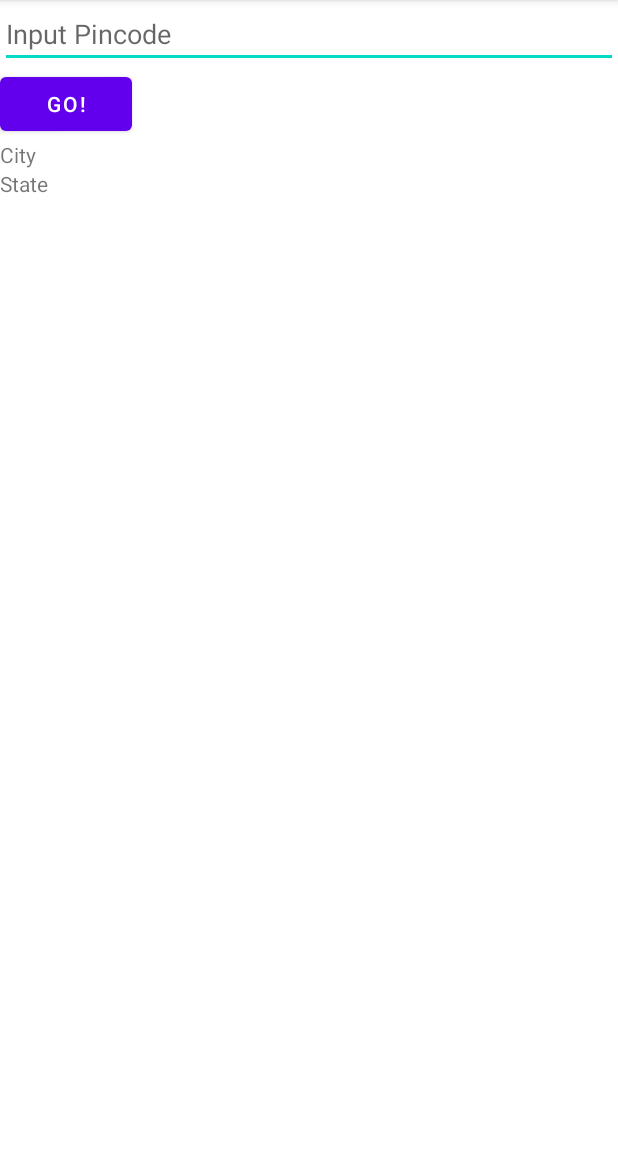
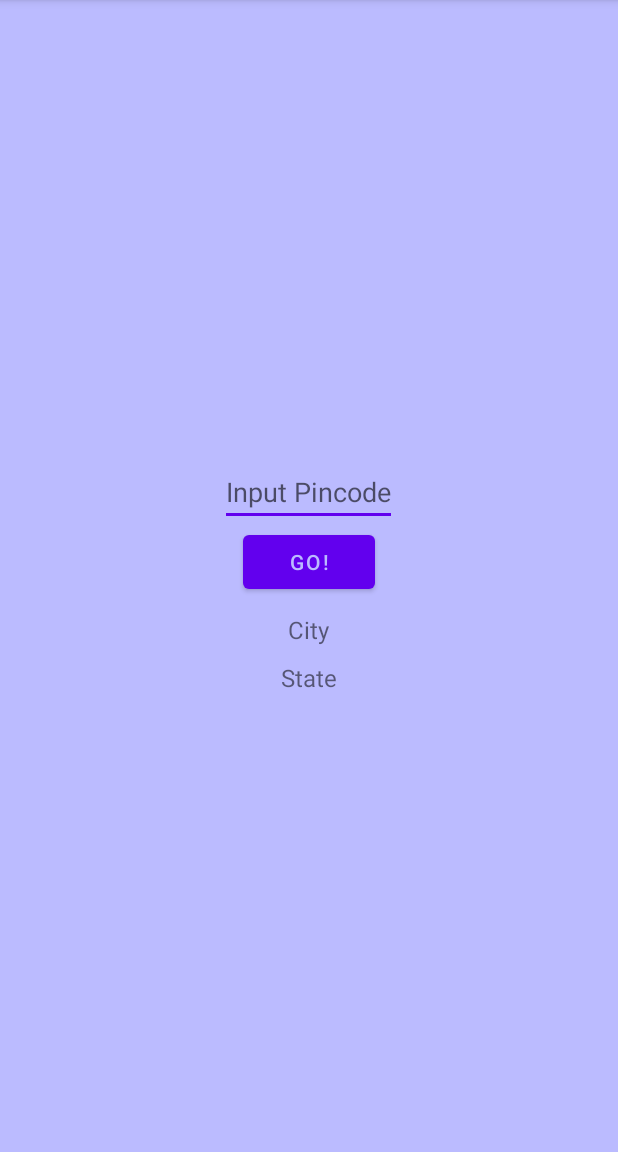
Before and after one commit to Meenohara/PinCodeInformation, an Android app: the screen it shows after launch (MainActivity), on a phone screen of 412 x 824 dp, the part 84-1236 px from its top. Run offline under Robolectric (Android 15) with nearby library versions, the phone set to English and light mode, and no system bars.

Commit message:
Checking internet. deelted experimental code

```diff
--- a/app/src/main/AndroidManifest.xml
+++ b/app/src/main/AndroidManifest.xml
@@ -2,6 +2,8 @@
 <manifest xmlns:android="http://schemas.android.com/apk/res/android"
     package="com.applauded.meena.pincodevalidation">
 <uses-permission android:name="android.permission.INTERNET"/>
+    <uses-permission android:name="android.permission.ACCESS_NETWORK_STATE" />
+    <uses-permission android:name="android.permission.ACCESS_WIFI_STATE" />
     <application
         android:allowBackup="true"
         android:icon="@mipmap/ic_launcher"
--- a/app/src/main/java/com/applauded/meena/pincodevalidation/MainActivity.java
+++ b/app/src/main/java/com/applauded/meena/pincodevalidation/MainActivity.java
@@ -2,12 +2,18 @@ package com.applauded.meena.pincodevalidation;
 
 import androidx.appcompat.app.AppCompatActivity;
 
+import com.applauded.meena.pincodevalidation.util.Utility;
+
+import android.content.Context;
+import android.net.ConnectivityManager;
+import android.net.NetworkInfo;
 import android.os.Bundle;
 import android.util.Log;
 import android.view.View;
 import android.widget.Button;
 import android.widget.EditText;
 import android.widget.TextView;
+import android.widget.Toast;
 
 import java.net.ConnectException;
 import java.net.SocketTimeoutException;
@@ -19,6 +25,8 @@ import retrofit2.Callback;
 import retrofit2.Response;
 import retrofit2.Retrofit;
 import retrofit2.converter.gson.GsonConverterFactory;
+
+import static com.applauded.meena.pincodevalidation.util.Utility.isOnline;
 
 public class MainActivity extends AppCompatActivity {
 
@@ -33,15 +41,25 @@ public class MainActivity extends AppCompatActivity {
         super.onCreate(savedInstanceState);
         setContentView(R.layout.activity_main);
 
+
+
         Log.d("Logging", "onCreate: Logging");
 
         EditText input = findViewById(R.id.pincode);
         Button   goB   = findViewById(R.id.getdetails);
 
-        //TODO edittext numerical only, 6 digits input only
+        //TODO edittext numerical only, 6 digits input only:
+        //above done but minlength needs to be checked programmatically
 
         TextView mCity = findViewById(R.id.city);
         TextView mState = findViewById(R.id.state);
+
+        if(!isOnline(this))
+        {
+            Toast.makeText(this, "No internet!", Toast.LENGTH_LONG);
+            mCity.setText("No internet!");
+            mState.setText(null);
+        }
 
         Retrofit retrofit = new Retrofit.Builder()
                 .baseUrl("https://pintasticapi.in/")
@@ -74,7 +92,7 @@ public class MainActivity extends AppCompatActivity {
                             mState.setText(pinCode.getMessage());
                         }
                     }
-                        //TODO output if pincode invalid
+                        //TODO output if pincode invalid: Implemented
                     @Override
                     public void onFailure(Call<PinCode> call, Throwable t) {
                         //TODO failure messages
@@ -87,21 +105,6 @@ public class MainActivity extends AppCompatActivity {
             }
         });
 
-        pinCodeService.getmyArea().enqueue(new Callback<PinCode>() {
-            @Override
-            public void onResponse(Call<PinCode> call, Response<PinCode> response) {
-                PinCode pinCode = response.body();
-                Log.d("TAG", "City: "+pinCode.getCity());
-                Log.d("TAG", "State: "+pinCode.getState());
-                mCity.setText(pinCode.getCity());
-                mState.setText(pinCode.getState());
-            }
-
-            @Override
-            public void onFailure(Call<PinCode> call, Throwable t) {
-                Log.d("Logging", "onFailure: Logging");
-            }
-        });
     }
 
     private String resolveException(Throwable throwable) {
@@ -122,4 +125,5 @@ public class MainActivity extends AppCompatActivity {
         }
 
     }
+
 }
--- a/app/src/main/java/com/applauded/meena/pincodevalidation/PinCodeAPI.java
+++ b/app/src/main/java/com/applauded/meena/pincodevalidation/PinCodeAPI.java
@@ -9,9 +9,6 @@ import retrofit2.http.Query;
 
 public interface PinCodeAPI {
 
-    @GET("pincode?code=560102")
-    Call<PinCode> getmyArea();
-
     @GET("pincode")
     Call<PinCode> getArea(@Query("code") String code);
 }
--- /dev/null
+++ b/app/src/main/java/com/applauded/meena/pincodevalidation/util/Utility.java
@@ -0,0 +1,19 @@
+package com.applauded.meena.pincodevalidation.util;
+
+import android.content.Context;
+import android.net.ConnectivityManager;
+import android.net.NetworkInfo;
+
+public class Utility {
+    public static boolean isOnline(Context context) {
+        ConnectivityManager cm = (ConnectivityManager) context.getSystemService(Context.CONNECTIVITY_SERVICE);
+        //TODO getSystem service uses context, to find a away to define this method in a separate util package
+        NetworkInfo netInfo = cm.getActiveNetworkInfo();
+        if (netInfo != null && netInfo.isConnectedOrConnecting()) {
+            return true;
+        } else {
+            return false;
+        }
+    }
+
+}
--- a/app/src/main/res/layout/activity_main.xml
+++ b/app/src/main/res/layout/activity_main.xml
@@ -5,10 +5,13 @@
     android:layout_width="match_parent"
     android:layout_height="match_parent"
     android:orientation="vertical"
+    android:background="@color/purple_200"
+    android:gravity="center_vertical|center_horizontal"
+    android:padding="20dp"
     tools:context=".MainActivity">
 
     <EditText
-        android:layout_width="match_parent"
+        android:layout_width="wrap_content"
         android:layout_height="wrap_content"
         android:id="@+id/pincode"
         android:hint="Input Pincode"
@@ -25,13 +28,16 @@
     <TextView
         android:layout_width="wrap_content"
         android:layout_height="wrap_content"
+        android:textSize="16dp"
         android:text="City"
         android:id="@+id/city"
+        android:padding="10dp"
          />
 
     <TextView
         android:layout_width="wrap_content"
         android:layout_height="wrap_content"
+        android:textSize="16dp"
         android:text="State"
         android:id="@+id/state"
         />
--- a/app/src/main/res/values/colors.xml
+++ b/app/src/main/res/values/colors.xml
@@ -1,9 +1,9 @@
 <?xml version="1.0" encoding="utf-8"?>
 <resources>
-    <color name="purple_200">#FFBB86FC</color>
+    <color name="purple_200">#FFBBBBFF</color>
     <color name="purple_500">#FF6200EE</color>
     <color name="purple_700">#FF3700B3</color>
-    <color name="teal_200">#FF03DAC5</color>
+    <color name="teal_200">#FF0322D6</color>
     <color name="teal_700">#FF018786</color>
     <color name="black">#FF000000</color>
     <color name="white">#FFFFFFFF</color>
--- a/app/src/main/res/values/themes.xml
+++ b/app/src/main/res/values/themes.xml
@@ -4,10 +4,10 @@
         <!-- Primary brand color. -->
         <item name="colorPrimary">@color/purple_500</item>
         <item name="colorPrimaryVariant">@color/purple_700</item>
-        <item name="colorOnPrimary">@color/white</item>
+        <item name="colorOnPrimary">@color/purple_200</item>
         <!-- Secondary brand color. -->
-        <item name="colorSecondary">@color/teal_200</item>
-        <item name="colorSecondaryVariant">@color/teal_700</item>
+        <item name="colorSecondary">@color/purple_500</item>
+        <item name="colorSecondaryVariant">@color/purple_700</item>
         <item name="colorOnSecondary">@color/black</item>
         <!-- Status bar color. -->
         <item name="android:statusBarColor" tools:targetApi="l">?attr/colorPrimaryVariant</item>
```
